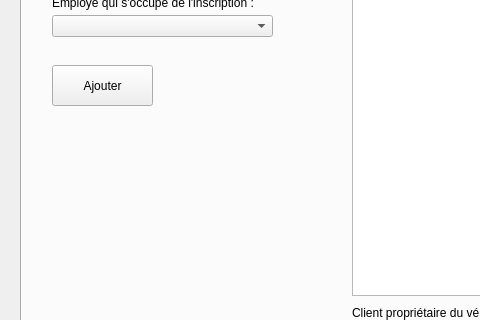
Above: Template.ui from BigDaveP/ProjetTraversier before the change; both pictures show x 0 to 480 and y 251 to 571 of the 1151 by 772 pixel window. Below: the same form after it.
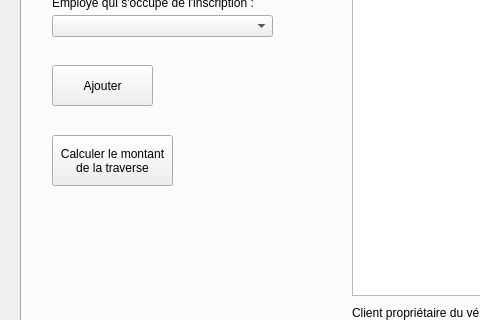
That is the form after the change. The open tabs and pages were chosen to show the change.

```diff
--- a/Template.ui
+++ b/Template.ui
@@ -809,6 +809,20 @@
       </rect>
      </property>
     </widget>
+    <widget class="QPushButton" name="calculerMontantTraverse">
+     <property name="geometry">
+      <rect>
+       <x>30</x>
+       <y>320</y>
+       <width>121</width>
+       <height>51</height>
+      </rect>
+     </property>
+     <property name="text">
+      <string>Calculer le montant 
+de la traverse</string>
+     </property>
+    </widget>
    </widget>
    <widget class="QWidget" name="tab_4">
     <attribute name="title">
```
Left out of the diff: 2 changed lines with no effect on the pictures.
